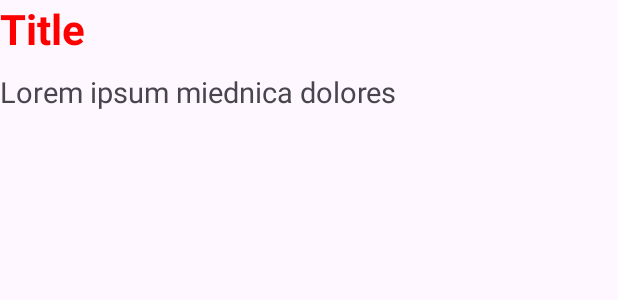
After one commit to DanBed666/JSONPlaceholderApp, an Android app: the layout single_post.xml on its own in the app's theme, with its tools: preview values and no code run, on a phone screen of 412 x 824 dp. The commit adds this screen. Shown: the top 300 px of the screen. Run offline under Robolectric (Android 15) with nearby library versions, the phone set to English and light mode, and no system bars.

Commit message:
Added possibility of getting posts from API (working /posts GET)

```diff
--- a/app/build.gradle
+++ b/app/build.gradle
@@ -38,4 +38,6 @@ dependencies {
     testImplementation 'junit:junit:4.13.2'
     androidTestImplementation 'androidx.test.ext:junit:1.1.5'
     androidTestImplementation 'androidx.test.espresso:espresso-core:3.5.1'
+    implementation 'com.squareup.retrofit2:retrofit:2.9.0'
+    implementation 'com.squareup.retrofit2:converter-gson:2.9.0'
 }
--- a/app/src/main/AndroidManifest.xml
+++ b/app/src/main/AndroidManifest.xml
@@ -12,6 +12,9 @@
         android:supportsRtl="true"
         android:theme="@style/Theme.JSONPlaceholderApp"
         tools:targetApi="31">
+        <activity
+            android:name=".PostsActivity"
+            android:exported="false" />
         <activity
             android:name=".HomepageActivity"
             android:exported="false" />
--- /dev/null
+++ b/app/src/main/res/layout/single_post.xml
@@ -0,0 +1,24 @@
+<?xml version="1.0" encoding="utf-8"?>
+<LinearLayout xmlns:android="http://schemas.android.com/apk/res/android"
+    android:layout_width="match_parent"
+    android:layout_height="match_parent"
+    android:orientation="vertical">
+
+    <TextView
+        android:id="@+id/tv_title"
+        android:layout_width="match_parent"
+        android:layout_height="wrap_content"
+        android:text="Title"
+        android:textSize="28dp"
+        android:textStyle="bold"
+        android:textColor="#ff0000"/>
+
+    <TextView
+        android:id="@+id/tv_content"
+        android:layout_width="match_parent"
+        android:layout_height="wrap_content"
+        android:text="Lorem ipsum miednica dolores"
+        android:textSize="19dp"
+        android:layout_marginTop="10dp"/>
+
+</LinearLayout>
```
Also changed, not shown: app/src/main/java/com/example/jsonplaceholderapp/HomepageActivity.java (+10 -0 lines), app/src/main/java/com/example/jsonplaceholderapp/Post.java (added, +41 -0 lines), app/src/main/java/com/example/jsonplaceholderapp/PostsActivity.java (added, +44 -0 lines), app/src/main/java/com/example/jsonplaceholderapp/PostsAdapter.java (added, +56 -0 lines), app/src/main/java/com/example/jsonplaceholderapp/PostsRepository.java (added, +39 -0 lines), app/src/main/java/com/example/jsonplaceholderapp/PostsViewModel.java (added, +18 -0 lines), app/src/main/java/com/example/jsonplaceholderapp/RetrofitBuilder.java (added, +17 -0 lines), app/src/main/java/com/example/jsonplaceholderapp/RetrofitService.java (added, +14 -0 lines), app/src/main/res/layout/activity_posts.xml (added, +22 -0 lines).
